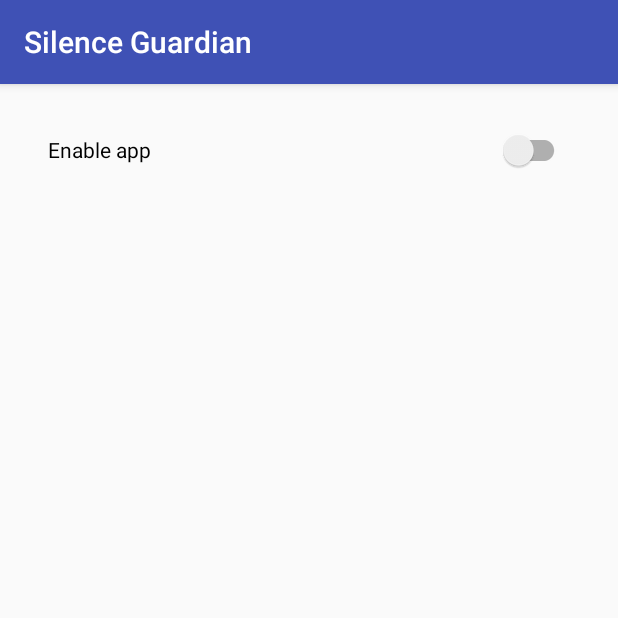
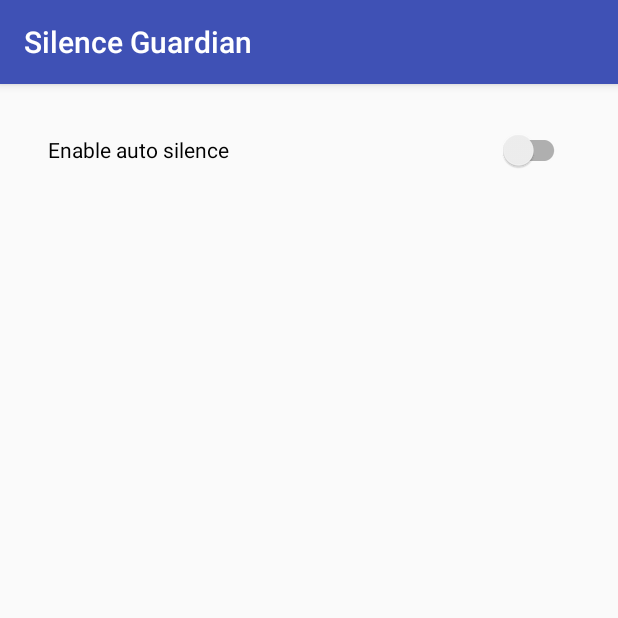
Before and after one commit to RamilGabdrakhmanov/silenceguardian, an Android app: the screen it shows after launch (MainActivity), on a phone screen of 412 x 824 dp, the top half of it. Run offline under Robolectric (Android 15) with nearby library versions, the phone set to English and light mode, and no system bars.

Commit message:
add check for automatic silence enabled

```diff
--- a/app/src/main/java/fs/silenceguardian/GeofenceTransitionsIntentService.java
+++ b/app/src/main/java/fs/silenceguardian/GeofenceTransitionsIntentService.java
@@ -45,6 +45,7 @@ public class GeofenceTransitionsIntentService extends IntentService {
             return;
         }
 
+        if (StateHolder.getStateHolder(this).isAutoSilentEnabled()) {
             int geofenceTransition = geofencingEvent.getGeofenceTransition();
 
             if (geofenceTransition == Geofence.GEOFENCE_TRANSITION_EXIT) {
@@ -67,6 +68,7 @@ public class GeofenceTransitionsIntentService extends IntentService {
                 Log.i(TAG, geofenceTransitionDetails);
             } else {
                 Log.e(TAG, getString(R.string.geofence_transition_invalid_type, geofenceTransition));
+            }
         }
     }
 
--- a/app/src/main/java/fs/silenceguardian/MainActivity.java
+++ b/app/src/main/java/fs/silenceguardian/MainActivity.java
@@ -2,13 +2,13 @@ package fs.silenceguardian;
 
 import android.app.PendingIntent;
 import android.content.Intent;
-import android.content.SharedPreferences;
 import android.os.Bundle;
 import android.support.annotation.NonNull;
 import android.support.annotation.Nullable;
 import android.support.v7.app.AppCompatActivity;
 import android.support.v7.widget.SwitchCompat;
 import android.util.Log;
+import android.widget.CompoundButton;
 import android.widget.Toast;
 
 import com.google.android.gms.common.ConnectionResult;
@@ -25,28 +25,34 @@ public class MainActivity extends AppCompatActivity
     implements GoogleApiClient.ConnectionCallbacks,
     GoogleApiClient.OnConnectionFailedListener, ResultCallback<Status> {
 
-    protected static final String TAG = "MainActivity";
+    private static final String TAG = "MainActivity";
 
-    protected GoogleApiClient     mGoogleApiClient;
-    protected ArrayList<Geofence> mGeofenceList;
-    private   PendingIntent       mGeofencePendingIntent;
-    private   SharedPreferences   mSharedPreferences;
-    private   boolean             mGeofencesAdded;
+    private GoogleApiClient     mGoogleApiClient;
+    private ArrayList<Geofence> mGeofenceList;
+    private PendingIntent       mGeofencePendingIntent;
+    private boolean             mGeofencesAdded;
+    private StateHolder         stateHolder;
 
     @Override
     protected void onCreate(Bundle savedInstanceState) {
         super.onCreate(savedInstanceState);
         setContentView(R.layout.activity_main);
 
-        mSharedPreferences = getSharedPreferences("flatstack", MODE_PRIVATE);
+        stateHolder = StateHolder.getStateHolder(this);
         mGeofenceList = new ArrayList<>();
         mGeofencePendingIntent = null;
 
-        mGeofencesAdded = mSharedPreferences.getBoolean("GeofencesAdded", false);
+        mGeofencesAdded = stateHolder.isGeofenceAdded();
         populateGeofenceList();
         buildGoogleApiClient();
 
         SwitchCompat switchCompat = (SwitchCompat) findViewById(R.id.cb_enable_app);
+        switchCompat.setChecked(stateHolder.isAutoSilentEnabled());
+        switchCompat.setOnCheckedChangeListener(new CompoundButton.OnCheckedChangeListener() {
+            @Override public void onCheckedChanged(CompoundButton compoundButton, boolean checked) {
+                stateHolder.setAutoSilentEnabled(checked);
+            }
+        });
     }
 
     @Override
@@ -141,9 +147,7 @@ public class MainActivity extends AppCompatActivity
     public void onResult(Status status) {
         if (status.isSuccess()) {
             mGeofencesAdded = !mGeofencesAdded;
-            SharedPreferences.Editor editor = mSharedPreferences.edit();
-            editor.putBoolean("GeofencesAdded", mGeofencesAdded);
-            editor.apply();
+            stateHolder.setGeofenceAdded(mGeofencesAdded);
 
             Toast.makeText(
                 this,
--- /dev/null
+++ b/app/src/main/java/fs/silenceguardian/StateHolder.java
@@ -0,0 +1,54 @@
+package fs.silenceguardian;
+
+import android.content.Context;
+import android.content.SharedPreferences;
+
+import static android.content.Context.MODE_PRIVATE;
+
+/**
+ * Created by ramilgabdrakhmanov on 11/24/16.
+ */
+
+public class StateHolder {
+    static private StateHolder stateHolder;
+
+    private SharedPreferences mSharedPreferences;
+
+    public static StateHolder getStateHolder(Context context) {
+        if (stateHolder == null) {
+            stateHolder = new StateHolder(context);
+        }
+
+        return stateHolder;
+    }
+
+    public StateHolder(Context context) {
+        mSharedPreferences = context.getSharedPreferences("flatstack", MODE_PRIVATE);
+    }
+
+    public boolean isGeofenceAdded() {
+        return getBoolean("GeofencesAdded", false);
+    }
+
+    public void setGeofenceAdded(boolean geofencesAdded) {
+        setBoolen("GeofencesAdded", geofencesAdded);
+    }
+
+    public boolean isAutoSilentEnabled() {
+        return getBoolean("autoSilentEnabled", false);
+    }
+
+    public void setAutoSilentEnabled(boolean autoSilentEnabled) {
+        setBoolen("autoSilentEnabled", autoSilentEnabled);
+    }
+
+    private boolean getBoolean(String key, boolean def) {
+        return mSharedPreferences.getBoolean(key, def);
+    }
+
+    private void setBoolen(String key, boolean val) {
+        SharedPreferences.Editor editor = mSharedPreferences.edit();
+        editor.putBoolean(key, val);
+        editor.apply();
+    }
+}
--- a/app/src/main/res/layout/activity_main.xml
+++ b/app/src/main/res/layout/activity_main.xml
@@ -19,7 +19,7 @@
         android:layout_marginTop="4dp"
         android:paddingLeft="16dp"
         android:paddingRight="16dp"
-        android:text="@string/enable_app"
+        android:text="@string/enable_auto_silence"
         android:textColor="@android:color/black"
         />
 </RelativeLayout>
--- a/app/src/main/res/values/strings.xml
+++ b/app/src/main/res/values/strings.xml
@@ -1,7 +1,7 @@
 <resources>
     <string name="app_name">Silence Guardian</string>
-    <string name="enable_app">Enable app</string>
-    <string name="geofence_not_available">Geofence not availabe</string>
+    <string name="enable_auto_silence">Enable auto silence</string>
+    <string name="geofence_not_available">Geofence not available</string>
     <string name="geofence_too_many_geofences">Too many geofences</string>
     <string name="geofence_too_many_pending_intents">too many actions for geofence</string>
     <string name="unknown_geofence_error">Error</string>
```
Lines whose indentation alone changed are shown as unchanged.
